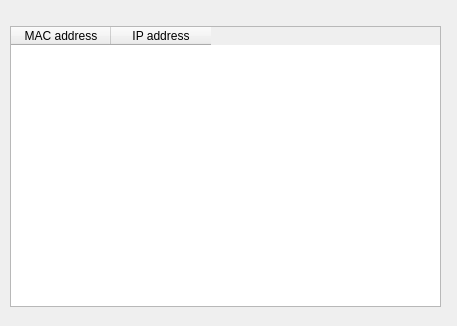
The window that mw.ui (AkberJag/ADOFAM) describes before a commit, drawn with Qt 5.
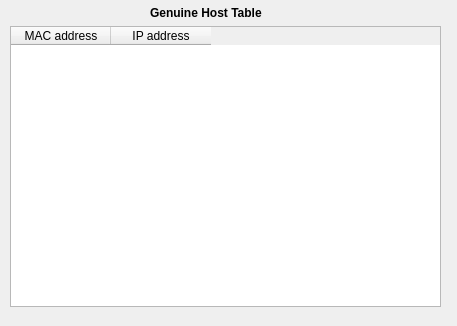
The same window after the commit.

Diff of the .ui file:
```diff
--- a/mw.ui
+++ b/mw.ui
@@ -33,8 +33,25 @@
     </property>
    </column>
   </widget>
-  <zorder>tableWidget</zorder>
-  <zorder>horizontalSpacer</zorder>
+  <widget class="QLabel" name="label">
+   <property name="geometry">
+    <rect>
+     <x>150</x>
+     <y>3</y>
+     <width>141</width>
+     <height>20</height>
+    </rect>
+   </property>
+   <property name="font">
+    <font>
+     <weight>75</weight>
+     <bold>true</bold>
+    </font>
+   </property>
+   <property name="text">
+    <string>Genuine Host Table</string>
+   </property>
+  </widget>
  </widget>
  <resources/>
  <connections/>
```
Left out of the diff: 2 changed lines with no effect on the pictures.
